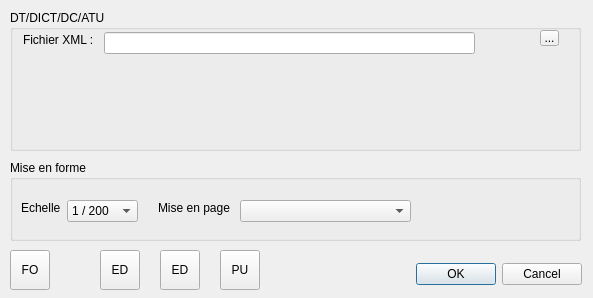
First picture: the form in DICT_dialog_base.ui, repository jmarsac/DICT, before the edit.
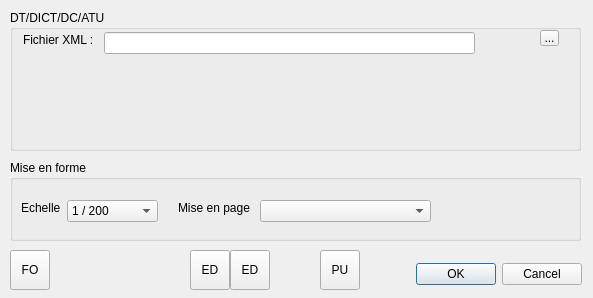
Second picture: the form after the edit. Icons and pictures are not drawn.

Commit message:
Finalize folio placement and add buttons to dialog
- folio sizing from layout OK
- folio scaling OK
- folio placement OK
- displays infos from XML parsing OK
- suggests layout according to wished format from xml parsing OK
- cleans canvas OK
TODO: create PDFs

The edit to the form file:
```diff
--- a/DICT_dialog_base.ui
+++ b/DICT_dialog_base.ui
@@ -194,7 +194,7 @@
    <widget class="QComboBox" name="comboBoxLayout">
     <property name="geometry">
      <rect>
-      <x>230</x>
+      <x>250</x>
       <y>40</y>
       <width>171</width>
       <height>22</height>
@@ -210,7 +210,7 @@
    <widget class="QLabel" name="label_3">
     <property name="geometry">
      <rect>
-      <x>148</x>
+      <x>168</x>
       <y>40</y>
       <width>76</width>
       <height>16</height>
@@ -238,7 +238,7 @@
      <rect>
       <x>57</x>
       <y>40</y>
-      <width>71</width>
+      <width>91</width>
       <height>22</height>
      </rect>
     </property>
@@ -293,7 +293,7 @@
   <widget class="QToolButton" name="toolButtonEditForm">
    <property name="geometry">
     <rect>
-     <x>160</x>
+     <x>230</x>
      <y>250</y>
      <width>40</width>
      <height>40</height>
@@ -319,7 +319,7 @@
   <widget class="QToolButton" name="toolButtonCleanCanvas">
    <property name="geometry">
     <rect>
-     <x>220</x>
+     <x>320</x>
      <y>250</y>
      <width>40</width>
      <height>40</height>
@@ -345,7 +345,7 @@
   <widget class="QToolButton" name="toolButtonCreateMaps">
    <property name="geometry">
     <rect>
-     <x>100</x>
+     <x>190</x>
      <y>250</y>
      <width>40</width>
      <height>40</height>
```
The commit also changes 6 other files.
